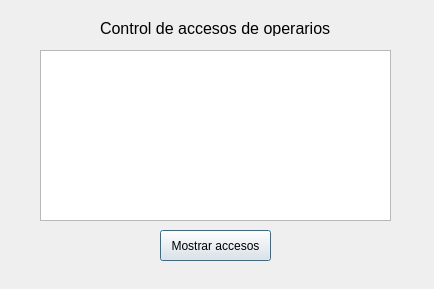
The window that administrador.ui (fernandusxd1/Informatica_Avanzada) describes before a commit, drawn with Qt 5.
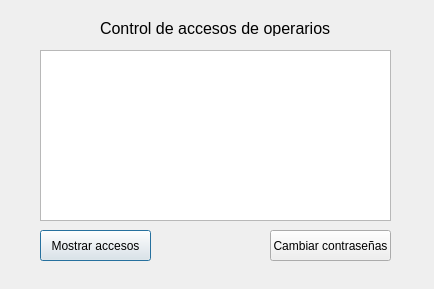
The same window after the commit.

Commit message: Cambios de contraseña y otros

```diff
--- a/administrador.ui
+++ b/administrador.ui
@@ -16,7 +16,7 @@
   <widget class="QPushButton" name="pushButton">
    <property name="geometry">
     <rect>
-     <x>160</x>
+     <x>40</x>
      <y>230</y>
      <width>111</width>
      <height>31</height>
@@ -57,6 +57,19 @@
     <string>Control de accesos de operarios</string>
    </property>
   </widget>
+  <widget class="QPushButton" name="pushButton_2">
+   <property name="geometry">
+    <rect>
+     <x>270</x>
+     <y>230</y>
+     <width>121</width>
+     <height>31</height>
+    </rect>
+   </property>
+   <property name="text">
+    <string>Cambiar contraseñas</string>
+   </property>
+  </widget>
  </widget>
  <resources/>
  <connections/>
```
The commit also changes 8 other files.
